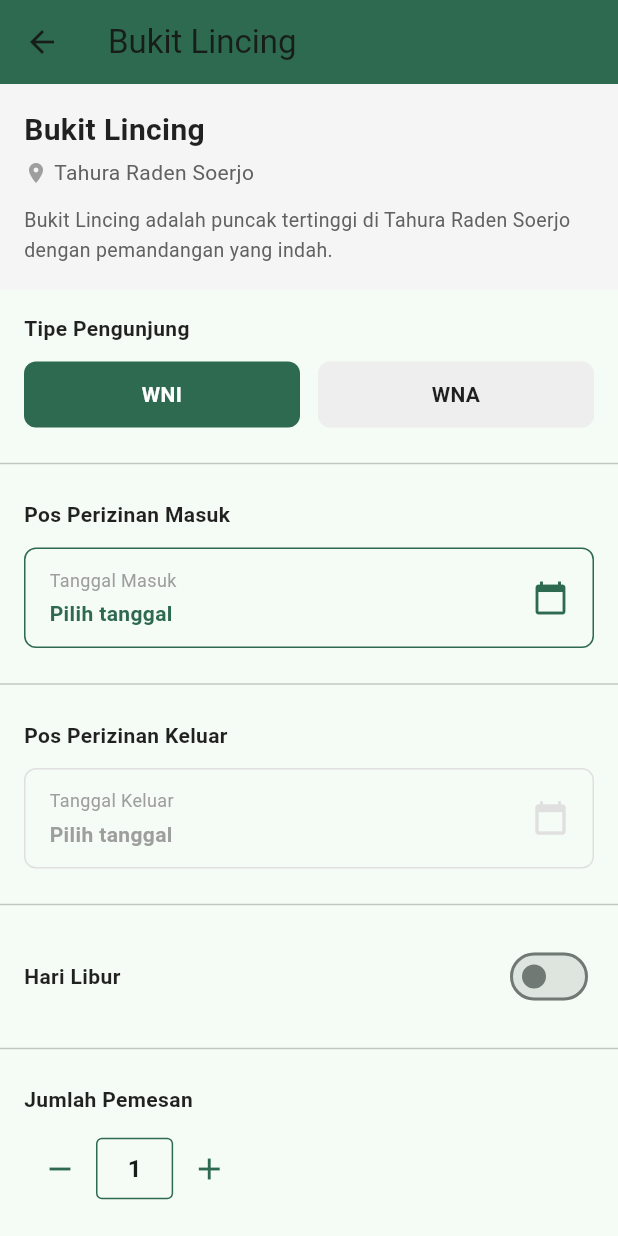
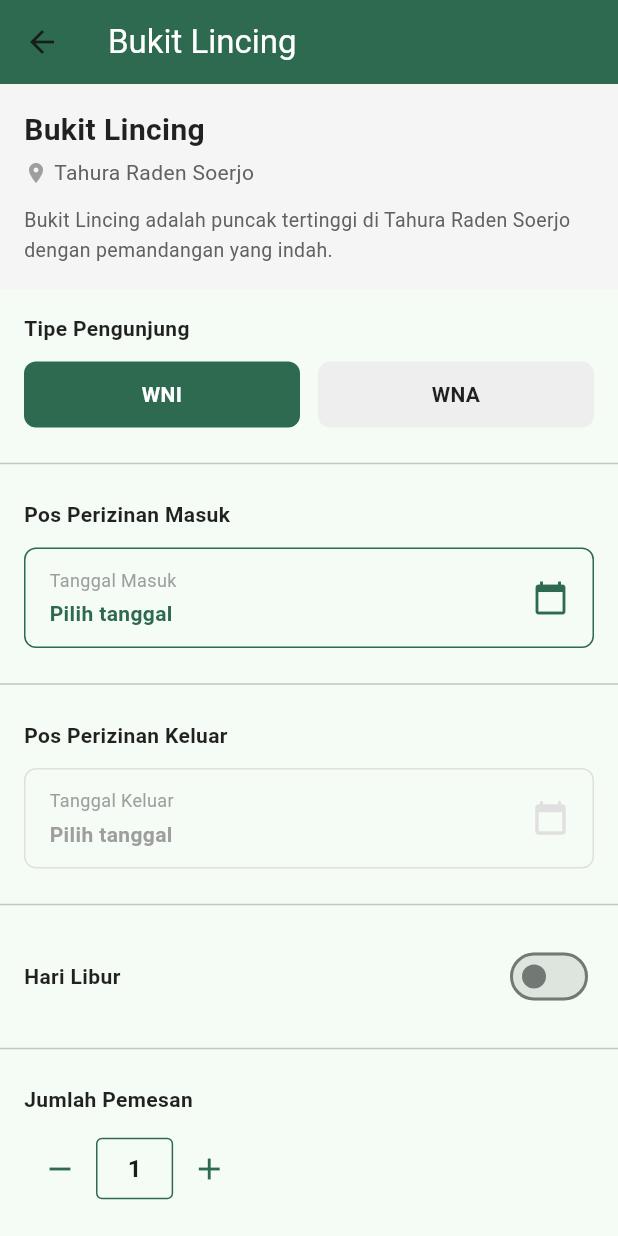
Before and after one commit to Codecooo/tenir, a Flutter app: the TicketDetailPage screen opened directly with sample values from the repository, on a phone screen of 412 x 824 dp. Run offline on Flutter 3.47's test engine with Material 3 defaults, Android fonts, the phone set to English and light mode, and no system bars.

Commit message:
ganti warna dan cleanup di ticket booking

```diff
--- a/lib/main.dart
+++ b/lib/main.dart
@@ -1,8 +1,6 @@
 import 'package:flutter/material.dart';
 import 'package:tenir/ui/transaction/transaction_screen.dart';
 import 'package:tenir/ui/widgets/screen_info.dart';
-import 'ui/home/home_screen.dart';
-
 import 'ui/home/home_screen.dart';
 
 void main() {
--- a/lib/ui/pages/ticket_detail_page.dart
+++ b/lib/ui/pages/ticket_detail_page.dart
@@ -113,7 +113,7 @@ class _TicketDetailPageState extends State<TicketDetailPage> {
     return Scaffold(
       appBar: AppBar(
         backgroundColor: primaryColor,
-        title: Text(widget.mountain.name),
+        title: Text(widget.mountain.name, style: TextStyle(color: Colors.white),),
         elevation: 0,
       ),
       body: SingleChildScrollView(
```
